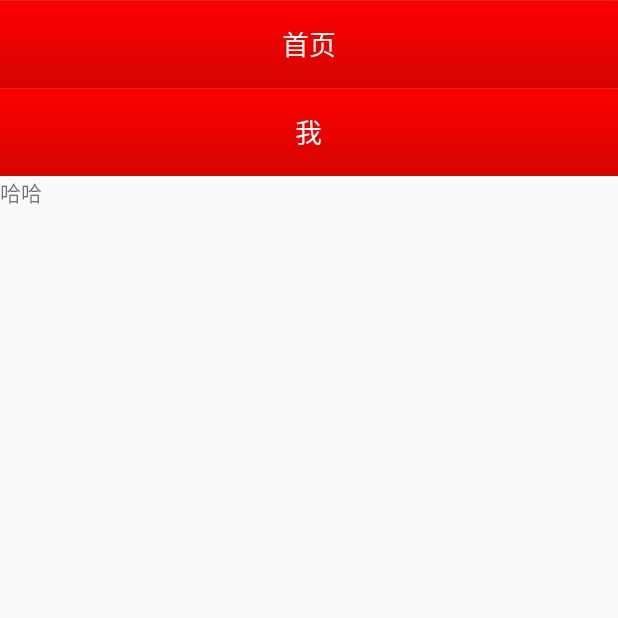
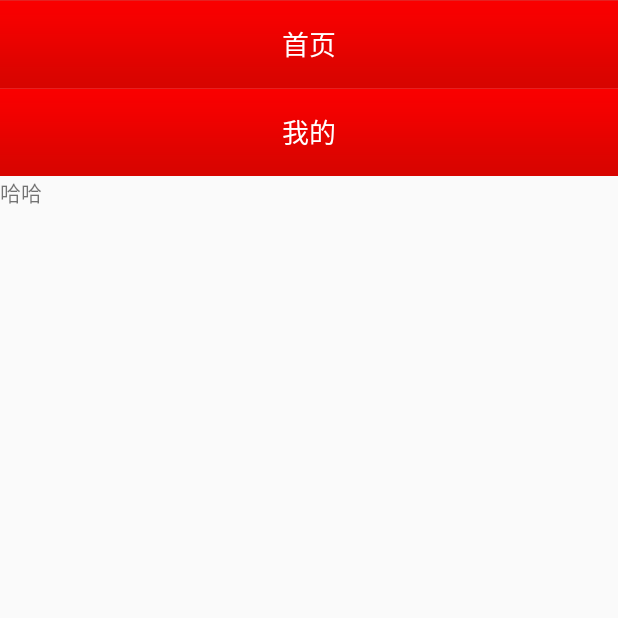
Before and after one commit to lsyz0021/MyNews, an Android app: the fragment SettingFragment placed in its activity, on a phone screen of 412 x 824 dp, the top half of it. Run offline under Robolectric (Android 15) with nearby library versions, the phone set to English and light mode, and no system bars; our stand-ins replace ButterKnife; libraries missing offline, so code that uses them is left out: com.jeremyfeinstein.slidingmenu, com.lzy.okgo; 11 statements that could not run were skipped.

Commit message:
菜单页

```diff
--- a/app/src/main/java/com/bandeng/mynews/activity/MainActivity.java
+++ b/app/src/main/java/com/bandeng/mynews/activity/MainActivity.java
@@ -82,6 +82,7 @@ public class MainActivity extends AppCompatActivity implements OnPageChangeListe
      */
     private void initRecyclerView() {
         RecyclerView rv_main_menu = (RecyclerView) slidingMenu.findViewById(R.id.rv_main_menu);
+        // 水平方向
         rv_main_menu.setLayoutManager(new LinearLayoutManager(this));
         menuAdapter = new MenuAdapter(this, newsCenterMenuBeanList);
         rv_main_menu.setAdapter(menuAdapter);
--- a/app/src/main/java/com/bandeng/mynews/adapter/MenuAdapter.java
+++ b/app/src/main/java/com/bandeng/mynews/adapter/MenuAdapter.java
@@ -70,8 +70,9 @@ public class MenuAdapter extends RecyclerView.Adapter {
                     notifyDataSetChanged();
                     BaseFragment currentFragment = ((MainActivity) context).getCurrentFragment();
                     currentFragment.setTvFragmentTitle(menuBean.title);
-                    ((MainActivity) context).getSlidingMenu().toggle();
                 }
+                // 点击条目之后关闭侧滑菜单
+                ((MainActivity) context).getSlidingMenu().toggle();
             }
         });
     }
--- a/app/src/main/java/com/bandeng/mynews/base/BaseFragment.java
+++ b/app/src/main/java/com/bandeng/mynews/base/BaseFragment.java
@@ -53,7 +53,7 @@ public abstract class BaseFragment extends Fragment {
         mMainActivity = (MainActivity) getActivity();
 
         initTitle(view);
-        tvFragmentTitle.setText(setTitleText());
+
         fragmentContainerAddView(setFragmentContainerView());
     }
 
@@ -86,11 +86,6 @@ public abstract class BaseFragment extends Fragment {
     public abstract void initTitle(View view);
 
     /**
-     * 设置标题
-     */
-    public abstract String setTitleText();
-
-    /**
      * 设置fragment的内容
      */
     public abstract View setFragmentContainerView();
--- a/app/src/main/java/com/bandeng/mynews/fragment/HomeFragment.java
+++ b/app/src/main/java/com/bandeng/mynews/fragment/HomeFragment.java
@@ -3,7 +3,6 @@ package com.bandeng.mynews.fragment;
 import android.view.View;
 import android.widget.TextView;
 
-import com.bandeng.mynews.R;
 import com.bandeng.mynews.base.BaseFragment;
 import com.bandeng.mynews.base.BaseLoadNetData;
 
@@ -18,11 +17,7 @@ public class HomeFragment extends BaseFragment implements BaseLoadNetData {
     public void initTitle(View view) {
         setMenuIsShow(false);
         setTypeIsShow(false);
-    }
-
-    @Override
-    public String setTitleText() {
-        return getMainActivity().getResources().getString(R.string.tab_text_home);
+        setTvFragmentTitle("首页");
     }
 
     @Override
--- a/app/src/main/java/com/bandeng/mynews/fragment/NewsCenterFragment.java
+++ b/app/src/main/java/com/bandeng/mynews/fragment/NewsCenterFragment.java
@@ -3,7 +3,6 @@ package com.bandeng.mynews.fragment;
 import android.view.View;
 import android.widget.TextView;
 
-import com.bandeng.mynews.R;
 import com.bandeng.mynews.base.BaseFragment;
 import com.bandeng.mynews.base.BaseLoadNetData;
 import com.bandeng.mynews.bean.NewsCenterBean;
@@ -27,11 +26,7 @@ public class NewsCenterFragment extends BaseFragment implements BaseLoadNetData
 
         setMenuIsShow(true);
         setTypeIsShow(true);
-    }
-
-    @Override
-    public String setTitleText() {
-        return getMainActivity().getResources().getString(R.string.tab_text_newscenter);
+        setTvFragmentTitle("新闻中心");
     }
 
     @Override
@@ -51,7 +46,7 @@ public class NewsCenterFragment extends BaseFragment implements BaseLoadNetData
 
                         NewsCenterBean newsCenterBean = GsonUtils.json2Bean(s, NewsCenterBean.class);
 
-                        if (newsCenterBean != null)
+                        if (newsCenterBean != null && newsCenterBean.data != null)
                             getMainActivity().setNewsCenterMenuBeanList(newsCenterBean.data);
                     }
                 });
--- a/app/src/main/java/com/bandeng/mynews/fragment/SettingFragment.java
+++ b/app/src/main/java/com/bandeng/mynews/fragment/SettingFragment.java
@@ -3,7 +3,6 @@ package com.bandeng.mynews.fragment;
 import android.view.View;
 import android.widget.TextView;
 
-import com.bandeng.mynews.R;
 import com.bandeng.mynews.base.BaseFragment;
 import com.bandeng.mynews.base.BaseLoadNetData;
 
@@ -19,11 +18,7 @@ public class SettingFragment extends BaseFragment implements BaseLoadNetData {
 
         setMenuIsShow(false);
         setTypeIsShow(false);
-    }
-
-    @Override
-    public String setTitleText() {
-        return getMainActivity().getResources().getString(R.string.tab_text_setting);
+        setTvFragmentTitle("我的");
     }
 
     @Override
--- a/app/src/main/java/com/bandeng/mynews/fragment/SmartServiceFragment.java
+++ b/app/src/main/java/com/bandeng/mynews/fragment/SmartServiceFragment.java
@@ -3,7 +3,6 @@ package com.bandeng.mynews.fragment;
 import android.view.View;
 import android.widget.TextView;
 
-import com.bandeng.mynews.R;
 import com.bandeng.mynews.base.BaseFragment;
 import com.bandeng.mynews.base.BaseLoadNetData;
 
@@ -18,11 +17,8 @@ public class SmartServiceFragment extends BaseFragment implements BaseLoadNetDat
 
         setMenuIsShow(true);
         setTypeIsShow(true);
-    }
+        setTvFragmentTitle("开心服务");
 
-    @Override
-    public String setTitleText() {
-        return getMainActivity().getResources().getString(R.string.tab_text_smartservice);
     }
 
     @Override
```
Also changed, not shown: app/src/main/java/com/bandeng/mynews/fragment/GovaffairsFragment.java (+1 -6 lines).
